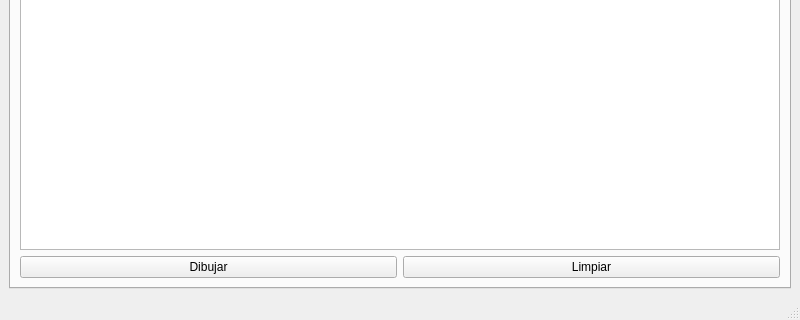
Before: the Qt Designer form mainwindow.ui in MoraRMod/Particulas, drawn with Qt 5; both pictures show x 0 to 800 and y 310 to 630 of the 800 by 630 pixel window.
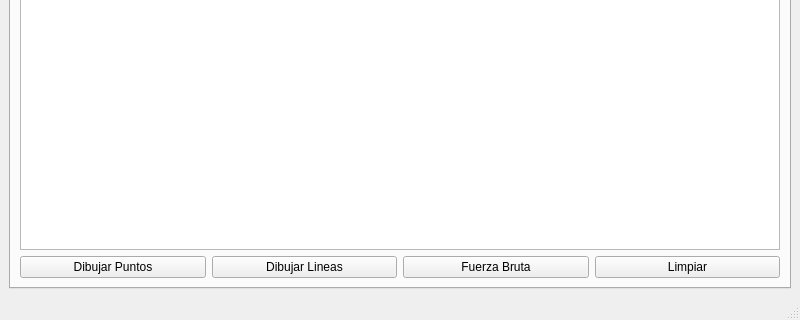
After: the same form once the commit is applied. The open tabs and pages were chosen to show the change.

Commit message: Agrege dos botones: Dibujar Puntos y Fuerza Bruta, al boton de Dibujar le cambie el nombre por Dibujar Lineas

Diff of the .ui file:
```diff
--- a/mainwindow.ui
+++ b/mainwindow.ui
@@ -18,7 +18,7 @@
     <item row="0" column="0">
      <widget class="QTabWidget" name="tabWidget">
       <property name="currentIndex">
-       <number>0</number>
+       <number>2</number>
       </property>
       <widget class="QWidget" name="Agregar_Tab">
        <attribute name="title">
@@ -289,23 +289,37 @@
         <string>Gráfica</string>
        </attribute>
        <layout class="QGridLayout" name="gridLayout_5">
-        <item row="0" column="0" colspan="2">
-         <widget class="QGraphicsView" name="Grafica_GraphicsView"/>
-        </item>
         <item row="1" column="0">
-         <widget class="QPushButton" name="Dibujar_PushButton">
+         <widget class="QPushButton" name="Puntos_PushButton">
           <property name="text">
-           <string>Dibujar</string>
+           <string>Dibujar Puntos</string>
           </property>
          </widget>
         </item>
         <item row="1" column="1">
+         <widget class="QPushButton" name="Dibujar_PushButton">
+          <property name="text">
+           <string>Dibujar Lineas</string>
+          </property>
+         </widget>
+        </item>
+        <item row="1" column="2">
+         <widget class="QPushButton" name="FuerzaBruta_PushButton">
+          <property name="text">
+           <string>Fuerza Bruta</string>
+          </property>
+         </widget>
+        </item>
+        <item row="1" column="3">
          <widget class="QPushButton" name="Limpiar_PushButton">
           <property name="text">
            <string>Limpiar</string>
           </property>
          </widget>
         </item>
+        <item row="0" column="0" colspan="4">
+         <widget class="QGraphicsView" name="Grafica_GraphicsView"/>
+        </item>
        </layout>
       </widget>
      </widget>
```
